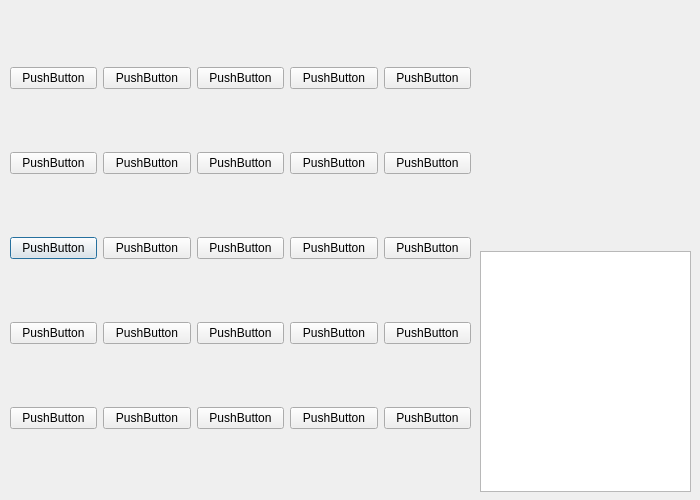
Skeletonek/PandemoniumBingo, file Project/bingo.ui: the form before one commit.
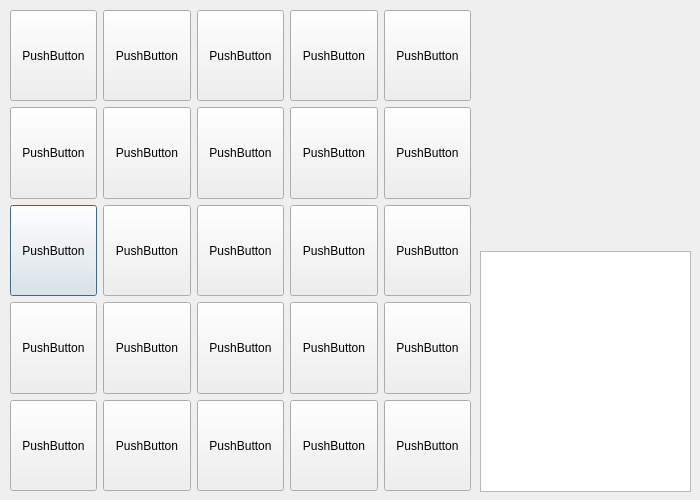
The form after the commit. Icons and pictures are not drawn.

Diff of the .ui file:
```diff
--- a/Project/bingo.ui
+++ b/Project/bingo.ui
@@ -24,7 +24,13 @@
    </property>
    <layout class="QGridLayout" name="gridLayout">
     <item row="2" column="0">
-     <widget class="QPushButton" name="pushButton_3">
+     <widget class="QPushButton" name="pushButton31">
+      <property name="sizePolicy">
+       <sizepolicy hsizetype="Minimum" vsizetype="Expanding">
+        <horstretch>0</horstretch>
+        <verstretch>0</verstretch>
+       </sizepolicy>
+      </property>
       <property name="text">
        <string>PushButton</string>
       </property>
@@ -34,7 +40,13 @@
      </widget>
     </item>
     <item row="0" column="2">
-     <widget class="QPushButton" name="pushButton_14">
+     <widget class="QPushButton" name="pushButton13">
+      <property name="sizePolicy">
+       <sizepolicy hsizetype="Minimum" vsizetype="Expanding">
+        <horstretch>0</horstretch>
+        <verstretch>0</verstretch>
+       </sizepolicy>
+      </property>
       <property name="text">
        <string>PushButton</string>
       </property>
@@ -44,7 +56,13 @@
      </widget>
     </item>
     <item row="0" column="0">
-     <widget class="QPushButton" name="pushButton">
+     <widget class="QPushButton" name="pushButton11">
+      <property name="sizePolicy">
+       <sizepolicy hsizetype="Minimum" vsizetype="Expanding">
+        <horstretch>0</horstretch>
+        <verstretch>0</verstretch>
+       </sizepolicy>
+      </property>
       <property name="text">
        <string>PushButton</string>
       </property>
@@ -54,7 +72,13 @@
      </widget>
     </item>
     <item row="3" column="3">
-     <widget class="QPushButton" name="pushButton_19">
+     <widget class="QPushButton" name="pushButton44">
+      <property name="sizePolicy">
+       <sizepolicy hsizetype="Minimum" vsizetype="Expanding">
+        <horstretch>0</horstretch>
+        <verstretch>0</verstretch>
+       </sizepolicy>
+      </property>
       <property name="text">
        <string>PushButton</string>
       </property>
@@ -64,7 +88,13 @@
      </widget>
     </item>
     <item row="0" column="3">
-     <widget class="QPushButton" name="pushButton_11">
+     <widget class="QPushButton" name="pushButton14">
+      <property name="sizePolicy">
+       <sizepolicy hsizetype="Minimum" vsizetype="Expanding">
+        <horstretch>0</horstretch>
+        <verstretch>0</verstretch>
+       </sizepolicy>
+      </property>
       <property name="text">
        <string>PushButton</string>
       </property>
@@ -74,7 +104,13 @@
      </widget>
     </item>
     <item row="4" column="0">
-     <widget class="QPushButton" name="pushButton_5">
+     <widget class="QPushButton" name="pushButton51">
+      <property name="sizePolicy">
+       <sizepolicy hsizetype="Minimum" vsizetype="Expanding">
+        <horstretch>0</horstretch>
+        <verstretch>0</verstretch>
+       </sizepolicy>
+      </property>
       <property name="text">
        <string>PushButton</string>
       </property>
@@ -84,7 +120,13 @@
      </widget>
     </item>
     <item row="3" column="2">
-     <widget class="QPushButton" name="pushButton_16">
+     <widget class="QPushButton" name="pushButton43">
+      <property name="sizePolicy">
+       <sizepolicy hsizetype="Minimum" vsizetype="Expanding">
+        <horstretch>0</horstretch>
+        <verstretch>0</verstretch>
+       </sizepolicy>
+      </property>
       <property name="text">
        <string>PushButton</string>
       </property>
@@ -94,7 +136,13 @@
      </widget>
     </item>
     <item row="0" column="1">
-     <widget class="QPushButton" name="pushButton_6">
+     <widget class="QPushButton" name="pushButton12">
+      <property name="sizePolicy">
+       <sizepolicy hsizetype="Minimum" vsizetype="Expanding">
+        <horstretch>0</horstretch>
+        <verstretch>0</verstretch>
+       </sizepolicy>
+      </property>
       <property name="text">
        <string>PushButton</string>
       </property>
@@ -104,7 +152,13 @@
      </widget>
     </item>
     <item row="1" column="0">
-     <widget class="QPushButton" name="pushButton_2">
+     <widget class="QPushButton" name="pushButton21">
+      <property name="sizePolicy">
+       <sizepolicy hsizetype="Minimum" vsizetype="Expanding">
+        <horstretch>0</horstretch>
+        <verstretch>0</verstretch>
+       </sizepolicy>
+      </property>
       <property name="text">
        <string>PushButton</string>
       </property>
@@ -114,7 +168,13 @@
      </widget>
     </item>
     <item row="4" column="2">
-     <widget class="QPushButton" name="pushButton_17">
+     <widget class="QPushButton" name="pushButton53">
+      <property name="sizePolicy">
+       <sizepolicy hsizetype="Minimum" vsizetype="Expanding">
+        <horstretch>0</horstretch>
+        <verstretch>0</verstretch>
+       </sizepolicy>
+      </property>
       <property name="text">
        <string>PushButton</string>
       </property>
@@ -124,7 +184,13 @@
      </widget>
     </item>
     <item row="2" column="3">
-     <widget class="QPushButton" name="pushButton_18">
+     <widget class="QPushButton" name="pushButton34">
+      <property name="sizePolicy">
+       <sizepolicy hsizetype="Minimum" vsizetype="Expanding">
+        <horstretch>0</horstretch>
+        <verstretch>0</verstretch>
+       </sizepolicy>
+      </property>
       <property name="text">
        <string>PushButton</string>
       </property>
@@ -134,7 +200,13 @@
      </widget>
     </item>
     <item row="1" column="1">
-     <widget class="QPushButton" name="pushButton_7">
+     <widget class="QPushButton" name="pushButton22">
+      <property name="sizePolicy">
+       <sizepolicy hsizetype="Minimum" vsizetype="Expanding">
+        <horstretch>0</horstretch>
+        <verstretch>0</verstretch>
+       </sizepolicy>
+      </property>
       <property name="text">
        <string>PushButton</string>
       </property>
@@ -144,7 +216,13 @@
      </widget>
     </item>
     <item row="2" column="2">
-     <widget class="QPushButton" name="pushButton_15">
+     <widget class="QPushButton" name="pushButton33">
+      <property name="sizePolicy">
+       <sizepolicy hsizetype="Minimum" vsizetype="Expanding">
+        <horstretch>0</horstretch>
+        <verstretch>0</verstretch>
+       </sizepolicy>
+      </property>
       <property name="text">
        <string>PushButton</string>
       </property>
@@ -154,7 +232,13 @@
      </widget>
     </item>
     <item row="1" column="3">
-     <widget class="QPushButton" name="pushButton_13">
+     <widget class="QPushButton" name="pushButton24">
+      <property name="sizePolicy">
+       <sizepolicy hsizetype="Minimum" vsizetype="Expanding">
+        <horstretch>0</horstretch>
+        <verstretch>0</verstretch>
+       </sizepolicy>
+      </property>
       <property name="text">
        <string>PushButton</string>
       </property>
@@ -164,7 +248,13 @@
      </widget>
     </item>
     <item row="4" column="3">
-     <widget class="QPushButton" name="pushButton_20">
+     <widget class="QPushButton" name="pushButton54">
+      <property name="sizePolicy">
+       <sizepolicy hsizetype="Minimum" vsizetype="Expanding">
+        <horstretch>0</horstretch>
+        <verstretch>0</verstretch>
+       </sizepolicy>
+      </property>
       <property name="text">
        <string>PushButton</string>
       </property>
@@ -174,7 +264,13 @@
      </widget>
     </item>
     <item row="4" column="1">
-     <widget class="QPushButton" name="pushButton_10">
+     <widget class="QPushButton" name="pushButton52">
+      <property name="sizePolicy">
+       <sizepolicy hsizetype="Minimum" vsizetype="Expanding">
+        <horstretch>0</horstretch>
+        <verstretch>0</verstretch>
+       </sizepolicy>
+      </property>
       <property name="text">
        <string>PushButton</string>
       </property>
@@ -184,7 +280,13 @@
      </widget>
     </item>
     <item row="3" column="0">
-     <widget class="QPushButton" name="pushButton_4">
+     <widget class="QPushButton" name="pushButton41">
+      <property name="sizePolicy">
+       <sizepolicy hsizetype="Minimum" vsizetype="Expanding">
+        <horstretch>0</horstretch>
+        <verstretch>0</verstretch>
+       </sizepolicy>
+      </property>
       <property name="text">
        <string>PushButton</string>
       </property>
@@ -194,7 +296,13 @@
      </widget>
     </item>
     <item row="3" column="1">
-     <widget class="QPushButton" name="pushButton_9">
+     <widget class="QPushButton" name="pushButton42">
+      <property name="sizePolicy">
+       <sizepolicy hsizetype="Minimum" vsizetype="Expanding">
+        <horstretch>0</horstretch>
+        <verstretch>0</verstretch>
+       </sizepolicy>
+      </property>
       <property name="text">
        <string>PushButton</string>
       </property>
@@ -204,7 +312,13 @@
      </widget>
     </item>
     <item row="1" column="2">
-     <widget class="QPushButton" name="pushButton_12">
+     <widget class="QPushButton" name="pushButton23">
+      <property name="sizePolicy">
+       <sizepolicy hsizetype="Minimum" vsizetype="Expanding">
+        <horstretch>0</horstretch>
+        <verstretch>0</verstretch>
+       </sizepolicy>
+      </property>
       <property name="text">
        <string>PushButton</string>
       </property>
@@ -214,7 +328,13 @@
      </widget>
     </item>
     <item row="2" column="1">
-     <widget class="QPushButton" name="pushButton_8">
+     <widget class="QPushButton" name="pushButton32">
+      <property name="sizePolicy">
+       <sizepolicy hsizetype="Minimum" vsizetype="Expanding">
+        <horstretch>0</horstretch>
+        <verstretch>0</verstretch>
+       </sizepolicy>
+      </property>
       <property name="text">
        <string>PushButton</string>
       </property>
@@ -224,7 +344,13 @@
      </widget>
     </item>
     <item row="4" column="4">
-     <widget class="QPushButton" name="pushButton_21">
+     <widget class="QPushButton" name="pushButton55">
+      <property name="sizePolicy">
+       <sizepolicy hsizetype="Minimum" vsizetype="Expanding">
+        <horstretch>0</horstretch>
+        <verstretch>0</verstretch>
+       </sizepolicy>
+      </property>
       <property name="text">
        <string>PushButton</string>
       </property>
@@ -234,7 +360,13 @@
      </widget>
     </item>
     <item row="3" column="4">
-     <widget class="QPushButton" name="pushButton_22">
+     <widget class="QPushButton" name="pushButton45">
+      <property name="sizePolicy">
+       <sizepolicy hsizetype="Minimum" vsizetype="Expanding">
+        <horstretch>0</horstretch>
+        <verstretch>0</verstretch>
+       </sizepolicy>
+      </property>
       <property name="text">
        <string>PushButton</string>
       </property>
@@ -244,7 +376,13 @@
      </widget>
     </item>
     <item row="2" column="4">
-     <widget class="QPushButton" name="pushButton_23">
+     <widget class="QPushButton" name="pushButton35">
+      <property name="sizePolicy">
+       <sizepolicy hsizetype="Minimum" vsizetype="Expanding">
+        <horstretch>0</horstretch>
+        <verstretch>0</verstretch>
+       </sizepolicy>
+      </property>
       <property name="text">
        <string>PushButton</string>
       </property>
@@ -254,7 +392,13 @@
      </widget>
     </item>
     <item row="1" column="4">
-     <widget class="QPushButton" name="pushButton_24">
+     <widget class="QPushButton" name="pushButton25">
+      <property name="sizePolicy">
+       <sizepolicy hsizetype="Minimum" vsizetype="Expanding">
+        <horstretch>0</horstretch>
+        <verstretch>0</verstretch>
+       </sizepolicy>
+      </property>
       <property name="text">
        <string>PushButton</string>
       </property>
@@ -264,7 +408,13 @@
      </widget>
     </item>
     <item row="0" column="4">
-     <widget class="QPushButton" name="pushButton_25">
+     <widget class="QPushButton" name="pushButton15">
+      <property name="sizePolicy">
+       <sizepolicy hsizetype="Minimum" vsizetype="Expanding">
+        <horstretch>0</horstretch>
+        <verstretch>0</verstretch>
+       </sizepolicy>
+      </property>
       <property name="text">
        <string>PushButton</string>
       </property>
```
Left out of the diff: 10 changed lines with no effect on the pictures.
